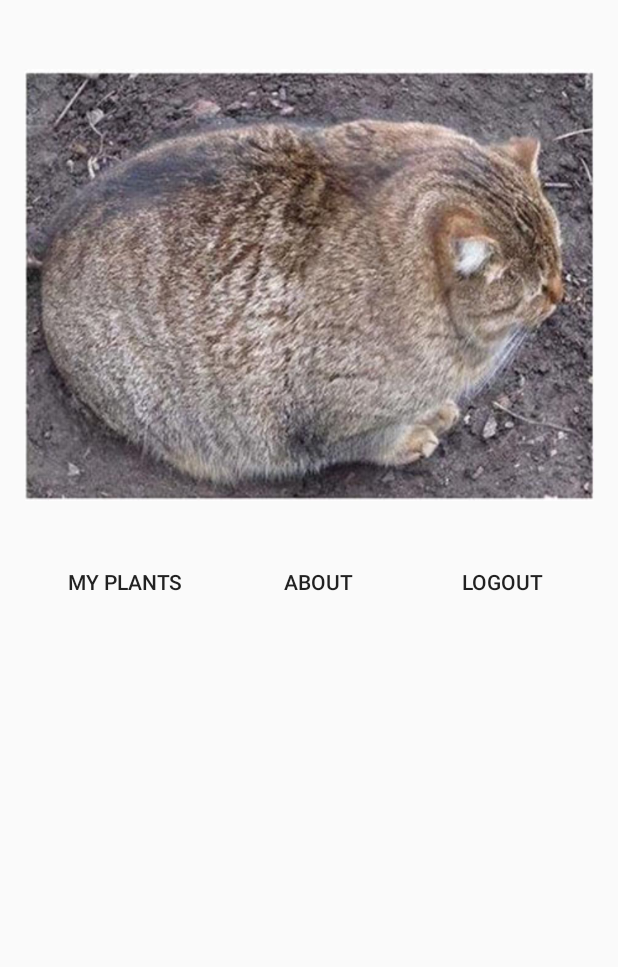
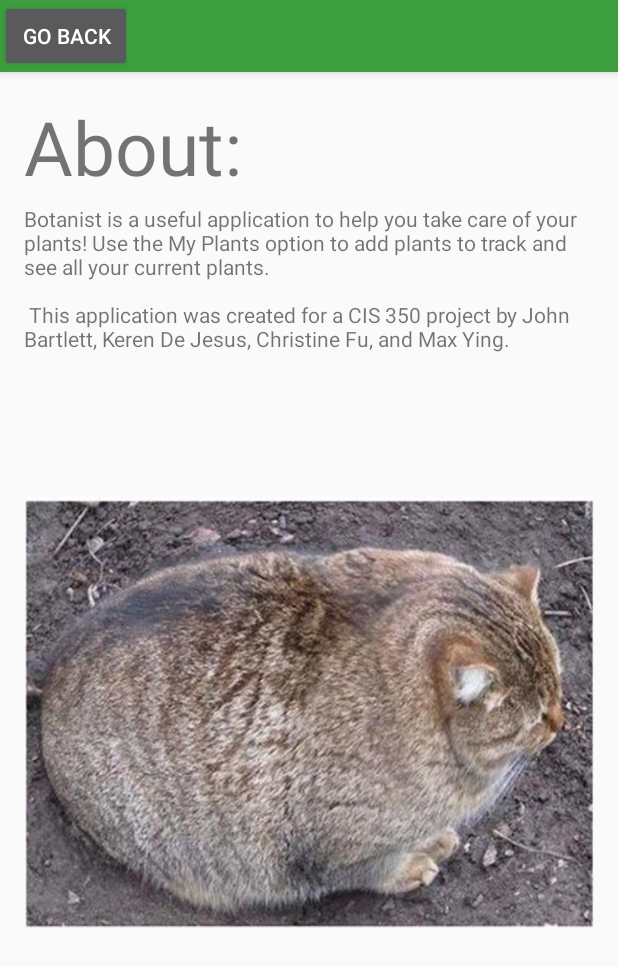
Before and after one commit to Lynx1820/botanist, an Android app: the MenuActivity screen opened directly, with no data from a screen before it, after a tap on "ABOUT", on a phone screen of 412 x 824 dp. Shown: the top 967 px of the screen. Run offline under Robolectric (Android 15) with nearby library versions, the phone set to English and light mode, and no system bars.

Commit message:
added About page and logout functionality

```diff
--- a/app/src/main/AndroidManifest.xml
+++ b/app/src/main/AndroidManifest.xml
@@ -30,11 +30,19 @@
         <activity
             android:name=".PlantActivity"
             android:label="@string/title_activity_plant"
-            android:theme="@style/AppTheme.NoActionBar" />
+            android:theme="@style/AppTheme.NoActionBar">
+        </activity>
         <activity
             android:name=".MenuActivity"
             android:label="Main Menu"
-            android:theme="@style/AppTheme.NoActionBar"></activity>
+            android:theme="@style/AppTheme.NoActionBar">
+        </activity>
+
+        <activity
+            android:name=".AboutActivity"
+            android:label="@string/title_activity_about"
+            android:theme="@style/AppTheme.NoActionBar">
+        </activity>
     </application>
 
 </manifest>
--- /dev/null
+++ b/app/src/main/java/project/cis350/upenn/edu/botanist_project/AboutActivity.java
@@ -0,0 +1,25 @@
+package project.cis350.upenn.edu.botanist_project;
+
+import android.content.Intent;
+import android.os.Bundle;
+import android.support.v7.app.AppCompatActivity;
+import android.support.v7.widget.Toolbar;
+import android.view.View;
+
+public class AboutActivity extends AppCompatActivity {
+    public static final int MenuActivity_ID = 1;
+
+    @Override
+    protected void onCreate(Bundle savedInstanceState) {
+        super.onCreate(savedInstanceState);
+        setContentView(R.layout.activity_about);
+        Toolbar toolbar = (Toolbar) findViewById(R.id.toolbar);
+        setSupportActionBar(toolbar);
+    }
+
+    public void onGoBackButtonClick(View v) {
+        Intent i = new Intent(this, MenuActivity.class);
+        startActivityForResult(i, MenuActivity_ID);
+    }
+
+}
--- a/app/src/main/java/project/cis350/upenn/edu/botanist_project/MenuActivity.java
+++ b/app/src/main/java/project/cis350/upenn/edu/botanist_project/MenuActivity.java
@@ -7,6 +7,8 @@ import android.view.View;
 
 public class MenuActivity extends AppCompatActivity {
     public static final int PlantButtonClickActivity_ID = 1;
+    public static final int AboutButtonClickActivity_ID = 2;
+    public static final int LogoutButtonClickActivity_ID = 3;
 
     @Override
     protected void onCreate(Bundle savedInstanceState) {
@@ -21,10 +23,12 @@ public class MenuActivity extends AppCompatActivity {
     }
 
     public void onAboutButtonClick(View v) {
-        // whatever is about activity
+        Intent i = new Intent(this, AboutActivity.class);
+        startActivityForResult(i, AboutButtonClickActivity_ID);
     }
 
     public void onLogoutButtonClick(View v) {
-        // logout functionality
+        Intent i = new Intent(this, MainActivity.class);
+        startActivityForResult(i, LogoutButtonClickActivity_ID);
     }
 }
--- /dev/null
+++ b/app/src/main/res/layout/activity_about.xml
@@ -0,0 +1,27 @@
+<?xml version="1.0" encoding="utf-8"?>
+<android.support.design.widget.CoordinatorLayout xmlns:android="http://schemas.android.com/apk/res/android"
+    xmlns:app="http://schemas.android.com/apk/res-auto"
+    xmlns:tools="http://schemas.android.com/tools"
+    android:layout_width="match_parent"
+    android:layout_height="match_parent"
+    android:fitsSystemWindows="true"
+    tools:context="project.cis350.upenn.edu.botanist_project.AboutActivity">
+
+    <android.support.design.widget.AppBarLayout
+        android:layout_width="match_parent"
+        android:layout_height="wrap_content"
+        android:theme="@style/AppTheme.AppBarOverlay">
+
+        <Button
+            android:text="Go Back"
+            android:layout_width="wrap_content"
+            android:layout_height="wrap_content"
+            android:id="@+id/button"
+            android:layout_weight="1"
+            android:onClick="onGoBackButtonClick" />
+
+    </android.support.design.widget.AppBarLayout>
+
+    <include layout="@layout/content_about" />
+
+</android.support.design.widget.CoordinatorLayout>
--- a/app/src/main/res/layout/activity_menu.xml
+++ b/app/src/main/res/layout/activity_menu.xml
@@ -32,7 +32,7 @@
             android:textAppearance="@style/TextAppearance.AppCompat.Button"
             style="@style/Widget.AppCompat.Button.Borderless.Colored"
             android:text="My Plants"
-            android:onClick="onPlantButtonClick (MenuActivity)" />
+            android:onClick="onPlantButtonClick" />
 
         <Button
             android:text="about"
@@ -41,7 +41,7 @@
             android:id="@+id/aboutButton"
             android:layout_weight="1"
             style="@style/Widget.AppCompat.Button.Borderless"
-            android:onClick="onAboutButtonClick (MenuActivity)" />
+            android:onClick="onAboutButtonClick" />
 
         <Button
             android:text="Logout"
@@ -50,7 +50,7 @@
             android:id="@+id/logoutButton"
             android:layout_weight="1"
             style="@style/Widget.AppCompat.Button.Borderless"
-            android:onClick="onLogoutButtonClick (MenuActivity)" />
+            android:onClick="onLogoutButtonClick" />
     </LinearLayout>
 
 </LinearLayout>
--- /dev/null
+++ b/app/src/main/res/layout/content_about.xml
@@ -0,0 +1,45 @@
+<?xml version="1.0" encoding="utf-8"?>
+<RelativeLayout xmlns:android="http://schemas.android.com/apk/res/android"
+    xmlns:app="http://schemas.android.com/apk/res-auto"
+    xmlns:tools="http://schemas.android.com/tools"
+    android:id="@+id/content_about"
+    android:layout_width="match_parent"
+    android:layout_height="match_parent"
+    android:paddingBottom="@dimen/activity_vertical_margin"
+    android:paddingLeft="@dimen/activity_horizontal_margin"
+    android:paddingRight="@dimen/activity_horizontal_margin"
+    android:paddingTop="@dimen/activity_vertical_margin"
+    app:layout_behavior="@string/appbar_scrolling_view_behavior"
+    tools:context="project.cis350.upenn.edu.botanist_project.AboutActivity"
+    tools:showIn="@layout/activity_about">
+
+    <TextView
+        android:text="@string/about_text"
+        android:layout_width="wrap_content"
+        android:layout_height="wrap_content"
+        android:id="@+id/textView2"
+        android:layout_alignParentTop="true"
+        android:layout_alignParentLeft="true"
+        android:layout_alignParentStart="true"
+        android:layout_marginTop="72dp" />
+
+    <TextView
+        android:text="@string/about_title"
+        android:textSize="50sp"
+        android:layout_width="wrap_content"
+        android:layout_height="wrap_content"
+        android:id="@+id/textView"
+        android:layout_alignParentLeft="true"
+        android:layout_alignParentStart="true"
+        android:layout_alignParentTop="true" />
+
+    <ImageView
+        android:layout_width="wrap_content"
+        android:layout_height="wrap_content"
+        app:srcCompat="@drawable/cat"
+        android:id="@+id/imageView"
+        android:layout_marginTop="66dp"
+        android:layout_below="@+id/textView2"
+        android:layout_alignParentLeft="true"
+        android:layout_alignParentStart="true" />
+</RelativeLayout>
--- a/app/src/main/res/values/strings.xml
+++ b/app/src/main/res/values/strings.xml
@@ -2,4 +2,12 @@
     <string name="app_name">botanist_project</string>
     <string name="action_settings">Settings</string>
     <string name="title_activity_plant">PlantActivity</string>
+    <string name="title_activity_about">AboutActivity</string>
+    <string name="about_title">About:</string>
+    <string name="about_text">Botanist is a useful application to help you take
+    care of your plants! Use the "My Plants" option to add plants to track and see all your
+    current plants.
+    \n\n
+    This application was created for a CIS 350 project by John Bartlett, Keren De Jesus,
+    Christine Fu, and Max Ying.</string>
 </resources>
```
